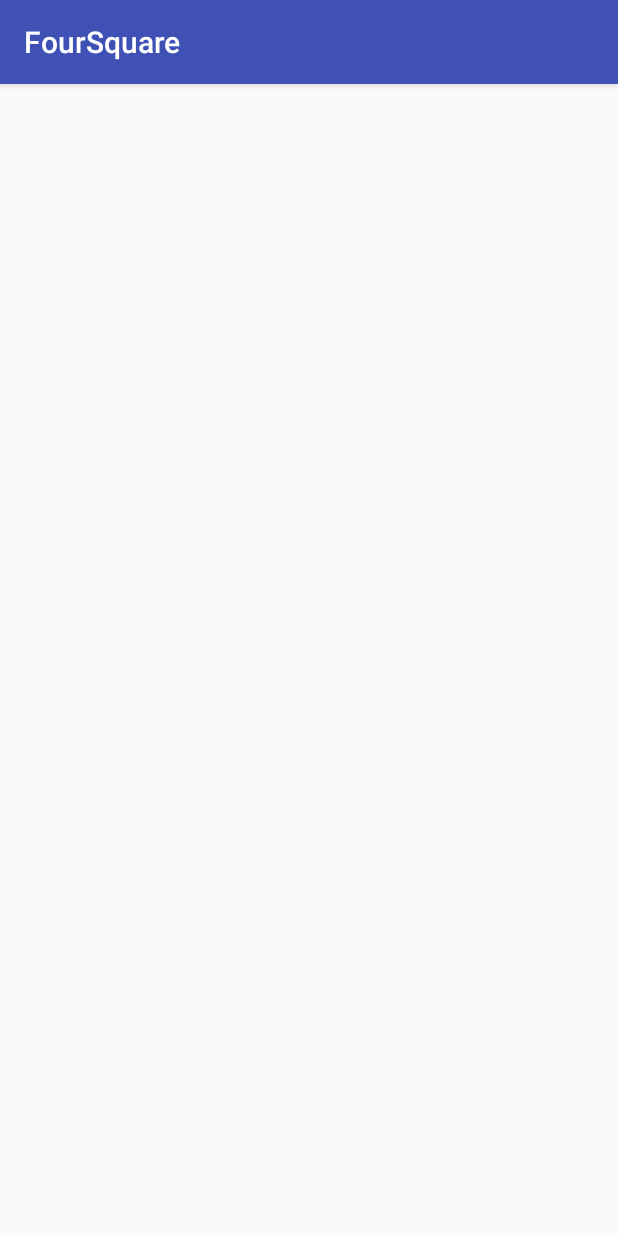
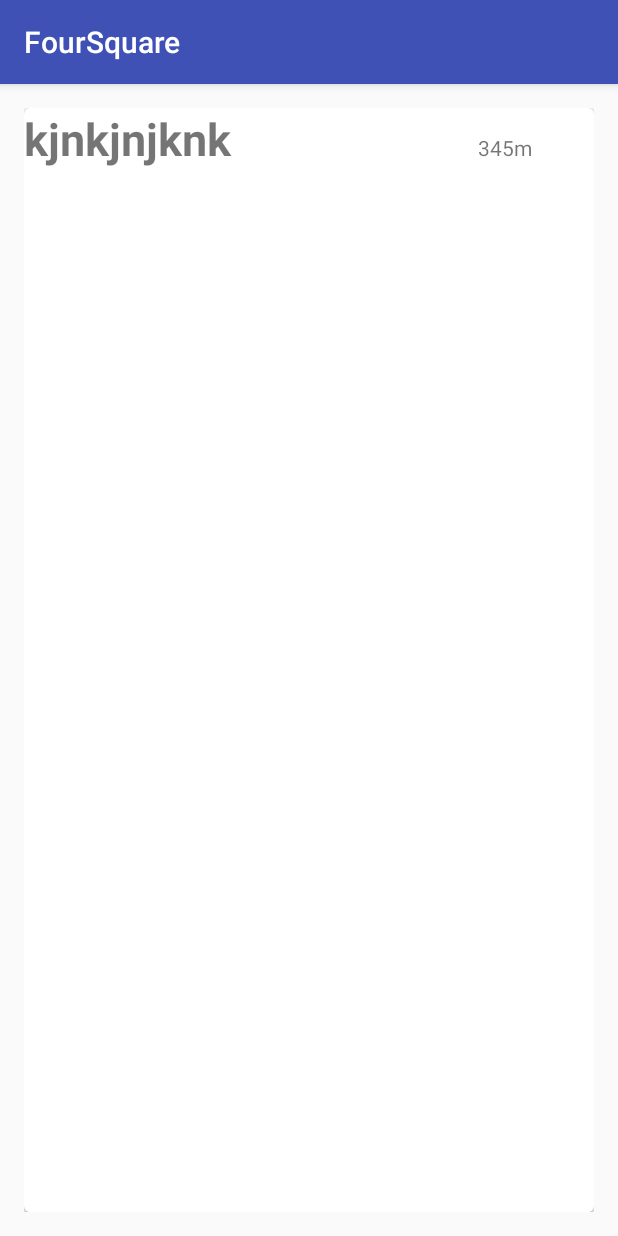
Before and after one commit to ppisareva/restaurant-android, an Android app: the fragment ListFragment shown on its own in the app's theme, on a phone screen of 412 x 824 dp. Run offline under Robolectric (Android 15) with nearby library versions, the phone set to English and light mode, and no system bars.

```diff
--- a/app/src/main/AndroidManifest.xml
+++ b/app/src/main/AndroidManifest.xml
@@ -1,12 +1,16 @@
 <?xml version="1.0" encoding="utf-8"?>
 <manifest xmlns:android="http://schemas.android.com/apk/res/android"
     package="com.example.polina.restaurantapplication" >
+
+    <uses-permission android:name="android.permission.INTERNET" />
+    <uses-permission android:name="android.permission.ACCESS_COARSE_LOCATION" />
 
     <application
         android:allowBackup="true"
         android:icon="@mipmap/ic_launcher"
         android:label="@string/app_name"
         android:supportsRtl="true"
+        android:name=".App"
         android:theme="@style/AppTheme" >
         <activity
             android:name=".MainActivity"
--- a/app/src/main/java/com/example/polina/restaurantapplication/ListFragment.java
+++ b/app/src/main/java/com/example/polina/restaurantapplication/ListFragment.java
@@ -2,25 +2,26 @@ package com.example.polina.restaurantapplication;
 
 import android.os.Bundle;
 import android.support.v4.app.Fragment;
+import android.support.v7.widget.LinearLayoutManager;
+import android.support.v7.widget.RecyclerView;
 import android.view.LayoutInflater;
 import android.view.View;
 import android.view.ViewGroup;
-import android.widget.TextView;
+
+import java.util.ArrayList;
+import java.util.List;
 
 /**
  * Created by polina on 27.01.16.
  */
 public class ListFragment extends Fragment {
-        /**
-         * The fragment argument representing the section number for this
-         * fragment.
-         */
+
+
+
+
+    private List<Restaurant> restaurantList = new ArrayList<>();
         private static final String ARG_SECTION_NUMBER = "section_number";
 
-        /**
-         * Returns a new instance of this fragment for the given section
-         * number.
-         */
         public static ListFragment newInstance(int sectionNumber) {
             ListFragment fragment = new ListFragment();
             Bundle args = new Bundle();
@@ -34,9 +35,16 @@ public class ListFragment extends Fragment {
         @Override
         public View onCreateView(LayoutInflater inflater, ViewGroup container,
                                  Bundle savedInstanceState) {
-            View rootView = inflater.inflate(R.layout.fragment_main2, container, false);
-            TextView textView = (TextView) rootView.findViewById(R.id.section_label);
-            textView.setText(getString(R.string.section_format, getArguments().getInt(ARG_SECTION_NUMBER)));
+            View rootView = inflater.inflate(R.layout.fragment_list, container, false);
+            RecyclerView mRecyclerView; mRecyclerView = (RecyclerView) rootView.findViewById(R.id.my_recycler_view);
+           final RecyclerView.LayoutManager mLayoutManager; mLayoutManager = new LinearLayoutManager(getActivity());
+            mRecyclerView.setLayoutManager(mLayoutManager);
+            Restaurant restaurant = new Restaurant();
+            restaurant.setDistance(345);
+            restaurant.setName("kjnkjnjknk");
+            restaurantList.add(restaurant);
+            RecyclerView.Adapter mAdapter; mAdapter = new RestaurantAdapter(getActivity(), restaurantList);
+            mRecyclerView.setAdapter(mAdapter);
             return rootView;
         }
     }
--- a/app/src/main/java/com/example/polina/restaurantapplication/MainActivity.java
+++ b/app/src/main/java/com/example/polina/restaurantapplication/MainActivity.java
@@ -54,7 +54,8 @@ public class MainActivity extends AppCompatActivity {
         fab.setOnClickListener(new View.OnClickListener() {
             @Override
             public void onClick(View view) {
-
+                ((App)getApplication()).getRestorants();
+                System.err.println("Client_id "+ BuildConfig.CLIENT_ID);
             }
         });
     }
--- /dev/null
+++ b/app/src/main/java/com/example/polina/restaurantapplication/Restaurant.java
@@ -0,0 +1,64 @@
+package com.example.polina.restaurantapplication;
+
+/**
+ * Created by polina on 28.01.16.
+ */
+public class Restaurant {
+    private String name;
+    private double lat;
+    private double lng;
+    private int distance;
+    private String formattedPhone;
+    private String tier;
+
+    public int getDistance() {
+        return distance;
+    }
+
+    public void setDistance(int distance) {
+        this.distance = distance;
+    }
+
+    public String getName() {
+        return name;
+    }
+
+    public void setName(String name) {
+        this.name = name;
+    }
+
+    public double getLat() {
+        return lat;
+    }
+
+    public void setLat(double lat) {
+        this.lat = lat;
+    }
+
+    public double getLng() {
+        return lng;
+    }
+
+    public void setLng(double lng) {
+        this.lng = lng;
+    }
+
+    public String getFormattedPhone() {
+        return formattedPhone;
+    }
+
+    public void setFormattedPhone(String formattedPhone) {
+        this.formattedPhone = formattedPhone;
+    }
+
+    public String getTier() {
+        return tier;
+    }
+
+    public void setTier(String tier) {
+        this.tier = tier;
+    }
+
+
+
+}
--- /dev/null
+++ b/app/src/main/java/com/example/polina/restaurantapplication/RestaurantAdapter.java
@@ -0,0 +1,79 @@
+package com.example.polina.restaurantapplication;
+
+import android.content.Context;
+import android.support.v7.widget.RecyclerView;
+import android.view.LayoutInflater;
+import android.view.View;
+import android.view.ViewGroup;
+import android.widget.LinearLayout;
+import android.widget.TextView;
+
+import java.util.ArrayList;
+import java.util.List;
+
+/**
+ * Created by polina on 28.01.16.
+ */
+public class RestaurantAdapter extends RecyclerView.Adapter<RestaurantAdapter.ViewHolder> {
+    Context context;
+    LinearLayout layout;
+    List<Restaurant> restaurants = new ArrayList<>();
+
+    public RestaurantAdapter(Context context, List<Restaurant> restaurants) {
+        this.context=context;
+        this.restaurants =restaurants;
+    }
+
+    @Override
+    public ViewHolder onCreateViewHolder(ViewGroup parent, int viewType) {
+        View v = LayoutInflater.from(parent.getContext())
+                .inflate(R.layout.rest_list, parent, false);
+        layout = (LinearLayout)v.findViewById(R.id.rest_list_layout);
+        ViewHolder vh = new ViewHolder(v);
+        return vh;
+    }
+
+    @Override
+    public void onBindViewHolder(ViewHolder holder, int position) {
+        holder.mName.setText(restaurants.get(position).getName());
+        holder.mDistance.setText(restaurants.get(position).getDistance()+ "m");
+        holder.setRestaurant(restaurants.get(position));
+        layout.setTag(holder);
+        layout.setOnClickListener(new View.OnClickListener() {
+            @Override
+            public void onClick(View v) {
+             ViewHolder  holder = (ViewHolder)v.getTag();
+                Restaurant restaurant = holder.getRestaurant();
+            }
+        });
+
+    }
+
+    @Override
+    public int getItemCount() {
+        return (null!=restaurants? restaurants.size(): 0);
+    }
+
+    public class ViewHolder  extends RecyclerView.ViewHolder {
+        public TextView mName;
+        public TextView mDistance;
+        public Restaurant restaurant;
+
+        public void setRestaurant(Restaurant restaurant) {
+            this.restaurant = restaurant;
+        }
+
+        public Restaurant getRestaurant() {
+            return restaurant;
+        }
+
+        public ViewHolder(View v ) {
+            super(v);
+            mName = (TextView) v.findViewById(R.id.rest_list_name);
+            mDistance = (TextView) v.findViewById(R.id.rest_list_distance);
+
+        }
+    }
+
+
+}
--- a/app/src/main/res/layout/fragment_main2.xml
+++ b/app/src/main/res/layout/fragment_list.xml
@@ -6,7 +6,18 @@
     android:paddingBottom="@dimen/activity_vertical_margin"
     tools:context="com.example.polina.restaurantapplication.Main2Activity$PlaceholderFragment">
 
-    <TextView android:id="@+id/section_label" android:layout_width="wrap_content"
-        android:layout_height="wrap_content" />
 
+    <android.support.v7.widget.RecyclerView
+        android:id="@+id/my_recycler_view"
+        android:layout_width="match_parent"
+        android:layout_height="match_parent"/>
+
+    <ImageView
+        android:layout_width="wrap_content"
+        android:layout_height="wrap_content"
+        android:id="@+id/imageView"
+        android:layout_alignParentTop="true"
+        android:layout_alignParentLeft="true"
+        android:layout_alignParentStart="true"
+        android:visibility="invisible" />
 </RelativeLayout>
--- /dev/null
+++ b/app/src/main/res/layout/rest_list.xml
@@ -0,0 +1,38 @@
+<?xml version="1.0" encoding="utf-8"?>
+    <android.support.v7.widget.CardView
+        xmlns:android="http://schemas.android.com/apk/res/android"
+        xmlns:card_view="http://schemas.android.com/apk/res-auto"
+        android:id="@+id/card_view"
+        android:layout_width="match_parent"
+        android:layout_height="match_parent"
+        card_view:cardCornerRadius="4dp"
+    android:paddingBottom="5dp"
+    android:paddingTop="5dp">
+
+        <LinearLayout
+            android:orientation="horizontal"
+            android:layout_width="match_parent"
+            android:layout_height="match_parent"
+            android:id="@+id/rest_list_layout">
+
+            <TextView
+                android:layout_width="wrap_content"
+                android:layout_height="wrap_content"
+                android:text="New Text"
+                android:id="@+id/rest_list_name"
+                android:layout_weight="4"
+                android:textStyle="bold"
+                android:textSize="30dp" />
+
+            <TextView
+                android:layout_width="wrap_content"
+                android:layout_height="wrap_content"
+                android:text="New Text"
+                android:id="@+id/rest_list_distance"
+                android:layout_weight="1" />
+
+        </LinearLayout>
+
+
+
+    </android.support.v7.widget.CardView>
```
Also changed, not shown: app/build.gradle (+8 -0 lines), app/src/main/java/com/example/polina/restaurantapplication/App.java (added, +57 -0 lines), app/src/main/java/com/example/polina/restaurantapplication/MapFragment.java (+4 -3 lines), app/src/main/java/com/example/polina/restaurantapplication/dto/Contact.java (added, +21 -0 lines), app/src/main/java/com/example/polina/restaurantapplication/dto/FoursquareDto.java (added, +28 -0 lines), app/src/main/java/com/example/polina/restaurantapplication/dto/Location.java (added, +94 -0 lines), app/src/main/java/com/example/polina/restaurantapplication/dto/Price.java (added, +34 -0 lines), app/src/main/java/com/example/polina/restaurantapplication/dto/Result.java (added, +20 -0 lines), app/src/main/java/com/example/polina/restaurantapplication/dto/Venue.java (added, +66 -0 lines), 1 other file.
